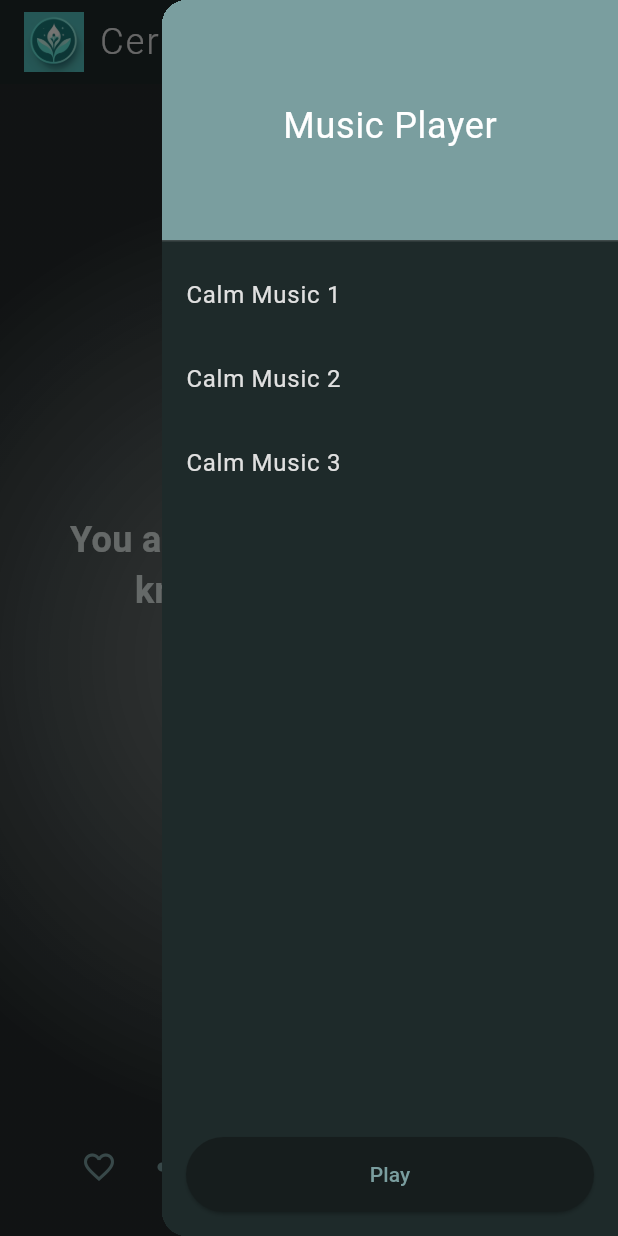
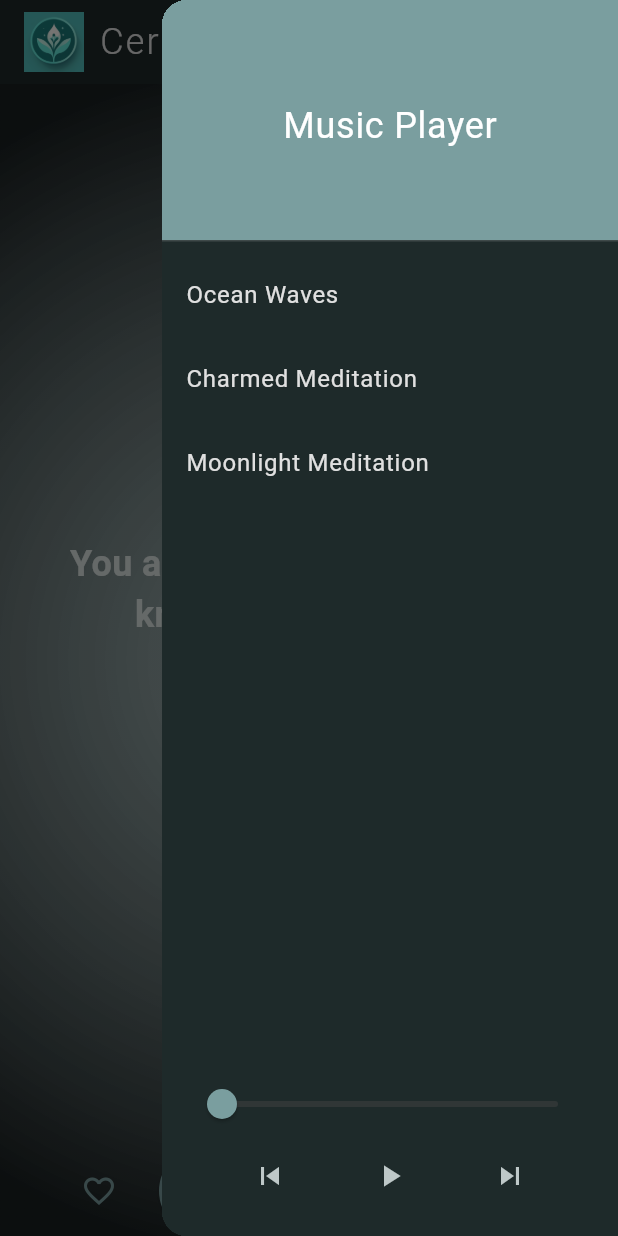
Before and after one commit to tazomatalax/Certainty, a Flutter app: the screen it shows after launch, with the side drawer open, on a phone screen of 412 x 824 dp. Run offline on Flutter 3.47's test engine with Material 3 defaults, Android fonts, the light colour scheme and no system bars; our stand-ins replace audioplayers, share_plus, sqflite; missing offline and left inert: dart:html; accounts and stored records are empty.

Commit message:
better music player

```diff
--- a/lib/main.dart
+++ b/lib/main.dart
@@ -46,7 +46,8 @@ class _TruthsHomePageState extends State<TruthsHomePage> with TickerProviderStat
   late AnimationController _controller;
   late Animation<double> _fadeAnimation;
   List<Map<String, dynamic>> truths = [];
-  int _currentTruthIndex = 0;
+  List<int> _randomOrder = [];
+  int _currentIndex = 0;
   final _databaseHelper = db_helper.getDatabaseHelper();
   bool _showingFavorites = false;
   late AnimationController _breathingController;
@@ -90,14 +91,17 @@ class _TruthsHomePageState extends State<TruthsHomePage> with TickerProviderStat
         : await _databaseHelper.getTruths();
     setState(() {
       truths = loadedTruths;
-      _currentTruthIndex = 0;
+      _currentIndex = 0;
+      if (!_showingFavorites) {
+        _randomOrder = List<int>.generate(truths.length, (i) => i)..shuffle();
+      }
     });
     _controller.forward(from: 0.0);
   }
 
   Future<void> _toggleFavorite() async {
     if (truths.isNotEmpty) {
-      int currentId = truths[_currentTruthIndex]['id'];
+      int currentId = truths[_currentIndex]['id'];
       await _databaseHelper.toggleFavorite(currentId);
 
       List<Map<String, dynamic>> updatedTruths = _showingFavorites
@@ -106,9 +110,9 @@ class _TruthsHomePageState extends State<TruthsHomePage> with TickerProviderStat
 
       setState(() {
         truths = updatedTruths;
-        _currentTruthIndex = truths.indexWhere((truth) => truth['id'] == currentId);
-        if (_currentTruthIndex == -1) {
-          _currentTruthIndex = truths.isEmpty ? 0 : truths.length - 1;
+        _currentIndex = truths.indexWhere((truth) => truth['id'] == currentId);
+        if (_currentIndex == -1) {
+          _currentIndex = truths.isEmpty ? 0 : truths.length - 1;
         }
       });
     }
@@ -118,7 +122,13 @@ class _TruthsHomePageState extends State<TruthsHomePage> with TickerProviderStat
     if (truths.isEmpty) return;
     _controller.reverse().then((_) {
       setState(() {
-        _currentTruthIndex = (_currentTruthIndex + 1) % truths.length;
+        if (_showingFavorites) {
+          _currentIndex = (_currentIndex + 1) % truths.length;
+        } else {
+          int currentRandomIndex = _randomOrder.indexOf(_currentIndex);
+          int nextRandomIndex = (currentRandomIndex + 1) % _randomOrder.length;
+          _currentIndex = _randomOrder[nextRandomIndex];
+        }
       });
       _controller.forward();
     });
@@ -159,7 +169,7 @@ class _TruthsHomePageState extends State<TruthsHomePage> with TickerProviderStat
 
   void _shareTruth() {
     if (truths.isNotEmpty) {
-      String truthText = truths[_currentTruthIndex]['text'];
+      String truthText = truths[_currentIndex]['text'];
       Share.share('Hey, I saw this and wanted to share with you. "$truthText" \n\nCheck out Certainty on the App/Play Store');
     }
   }
@@ -236,7 +246,7 @@ class _TruthsHomePageState extends State<TruthsHomePage> with TickerProviderStat
                     child: Padding(
                       padding: const EdgeInsets.all(16.0),
                       child: Text(
-                        truths.isNotEmpty ? truths[_currentTruthIndex]['text'] : '',
+                        truths.isNotEmpty ? truths[_currentIndex]['text'] : '',
                         textAlign: TextAlign.center,
                         style: TextStyle(
                           fontSize: 24,
@@ -253,22 +263,15 @@ class _TruthsHomePageState extends State<TruthsHomePage> with TickerProviderStat
                 children: [
                   IconButton(
                     icon: Icon(
-                      truths.isNotEmpty && truths[_currentTruthIndex]['isFavorite'] == 1
+                      truths.isNotEmpty && truths[_currentIndex]['isFavorite'] == 1
                           ? Icons.favorite
                           : Icons.favorite_border,
                       color: Theme.of(context).colorScheme.primary,
                     ),
                     onPressed: _toggleFavorite,
                   ),
-                  IconButton(
-                    icon: Icon(
-                      Icons.share,
-                      color: Theme.of(context).colorScheme.primary,
-                    ),
-                    onPressed: _shareTruth,
-                  ),
                   Padding(
-                    padding: const EdgeInsets.all(16.0),
+                    padding: const EdgeInsets.symmetric(horizontal: 16.0),
                     child: ElevatedButton(
                       onPressed: _changeTruth,
                       child: const Text('Next', style: TextStyle(fontSize: 20)),
@@ -278,6 +281,13 @@ class _TruthsHomePageState extends State<TruthsHomePage> with TickerProviderStat
                         foregroundColor: Theme.of(context).colorScheme.onPrimary,
                       ),
                     ),
+                  ),
+                  IconButton(
+                    icon: Icon(
+                      Icons.share,
+                      color: Theme.of(context).colorScheme.primary,
+                    ),
+                    onPressed: _shareTruth,
                   ),
                 ],
               ),
--- a/lib/widgets/breathing_background.dart
+++ b/lib/widgets/breathing_background.dart
@@ -14,10 +14,15 @@ class BreathingBackground extends StatelessWidget {
           decoration: BoxDecoration(
             gradient: RadialGradient(
               center: Alignment.center,
-              radius: 0.8 * animation.value,
+              radius: 0.5 + 0.5 * animation.value,
               colors: [
-                Theme.of(context).colorScheme.surface.withOpacity(0.6),
-                Theme.of(context).colorScheme.background.withOpacity(0.9),
+                // Darken the inner color and reduce its opacity
+                HSLColor.fromColor(Theme.of(context).colorScheme.surface)
+                    .withLightness(0.3 + 0.1 * animation.value)
+                    .toColor()
+                    .withOpacity(0.5),
+                // Darken the outer color
+                Theme.of(context).colorScheme.background.withOpacity(0.95),
               ],
             ),
           ),
--- a/lib/widgets/music_sidebar.dart
+++ b/lib/widgets/music_sidebar.dart
@@ -37,39 +37,76 @@ class MusicSidebarState extends State<MusicSidebar> {
               child: ListView(
                 children: [
                   ListTile(
-                    title: Text('Calm Music 1'),
+                    title: Text('Ocean Waves'),
                     onTap: () => _playTrack(0),
                   ),
                   ListTile(
-                    title: Text('Calm Music 2'),
+                    title: Text('Charmed Meditation'),
                     onTap: () => _playTrack(1),
                   ),
                   ListTile(
-                    title: Text('Calm Music 3'),
+                    title: Text('Moonlight Meditation'),
                     onTap: () => _playTrack(2),
                   ),
                 ],
               ),
             ),
-            Padding(
+            _buildMusicControls(),
+          ],
+        ),
+      ),
+    );
+  }
+
+  Widget _buildMusicControls() {
+    return Padding(
       padding: const EdgeInsets.all(16.0),
-              child: ElevatedButton(
-                onPressed: _togglePlayPause,
-                child: StreamBuilder<PlayerState>(
+      child: Column(
+        children: [
+          StreamBuilder<Duration>(
+            stream: widget.musicPlayer.onPositionChanged,
+            builder: (context, positionSnapshot) {
+              return StreamBuilder<Duration>(
+                stream: widget.musicPlayer.onDurationChanged,
+                builder: (context, durationSnapshot) {
+                  final position = positionSnapshot.data ?? Duration.zero;
+                  final duration = durationSnapshot.data ?? Duration.zero;
+                  return Slider(
+                    value: position.inSeconds.toDouble(),
+                    max: duration.inSeconds.toDouble(),
+                    onChanged: (value) {
+                      widget.musicPlayer.audioPlayer.seek(Duration(seconds: value.toInt()));
+                    },
+                  );
+                },
+              );
+            },
+          ),
+          Row(
+            mainAxisAlignment: MainAxisAlignment.spaceEvenly,
+            children: [
+              IconButton(
+                icon: Icon(Icons.skip_previous),
+                onPressed: widget.musicPlayer.playPrevious,
+              ),
+              StreamBuilder<PlayerState>(
                 stream: widget.musicPlayer.audioPlayer.onPlayerStateChanged,
                 builder: (context, snapshot) {
                   final playerState = snapshot.data;
                   final isPlaying = playerState == PlayerState.playing;
-                    return Text(isPlaying ? 'Pause' : 'Play');
+                  return IconButton(
+                    icon: Icon(isPlaying ? Icons.pause : Icons.play_arrow),
+                    onPressed: widget.musicPlayer.togglePlayPause,
+                  );
                 },
               ),
-                style: ElevatedButton.styleFrom(
-                  minimumSize: Size(double.infinity, 50),
-                ),
-              ),
+              IconButton(
+                icon: Icon(Icons.skip_next),
+                onPressed: widget.musicPlayer.playNext,
               ),
             ],
           ),
+        ],
       ),
     );
   }
```
Also changed, not shown: lib/services/music_player.dart (+13 -0 lines), lib/web_database_helper.dart (+9 -2 lines). Lines whose indentation alone changed are shown as unchanged.
